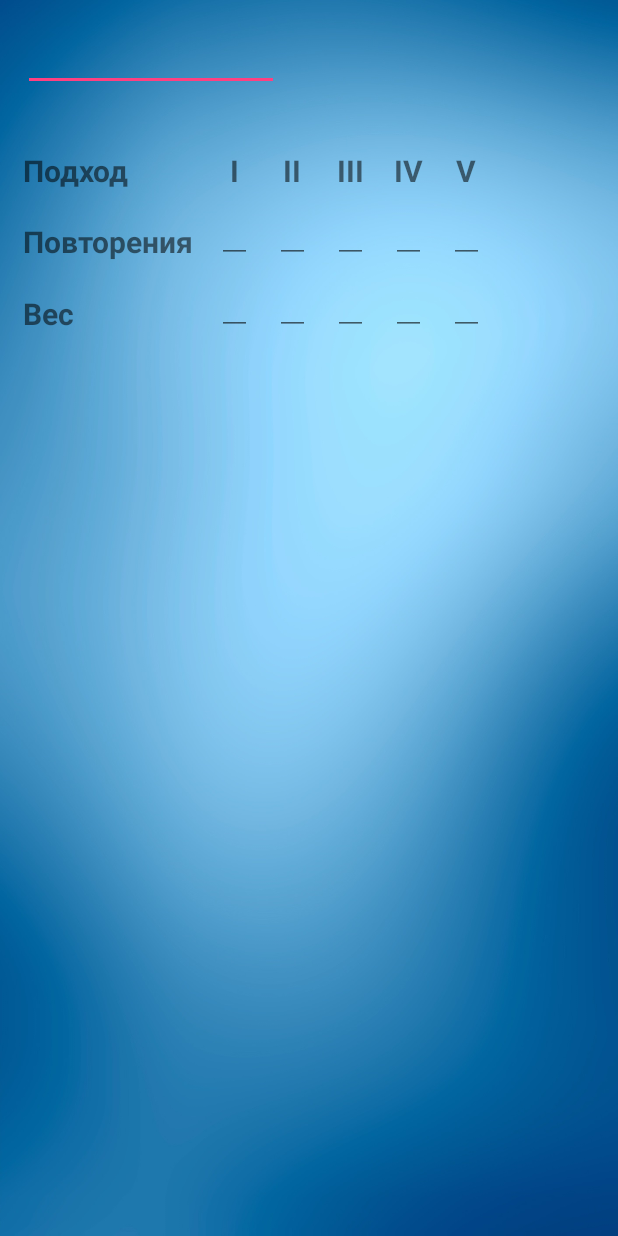
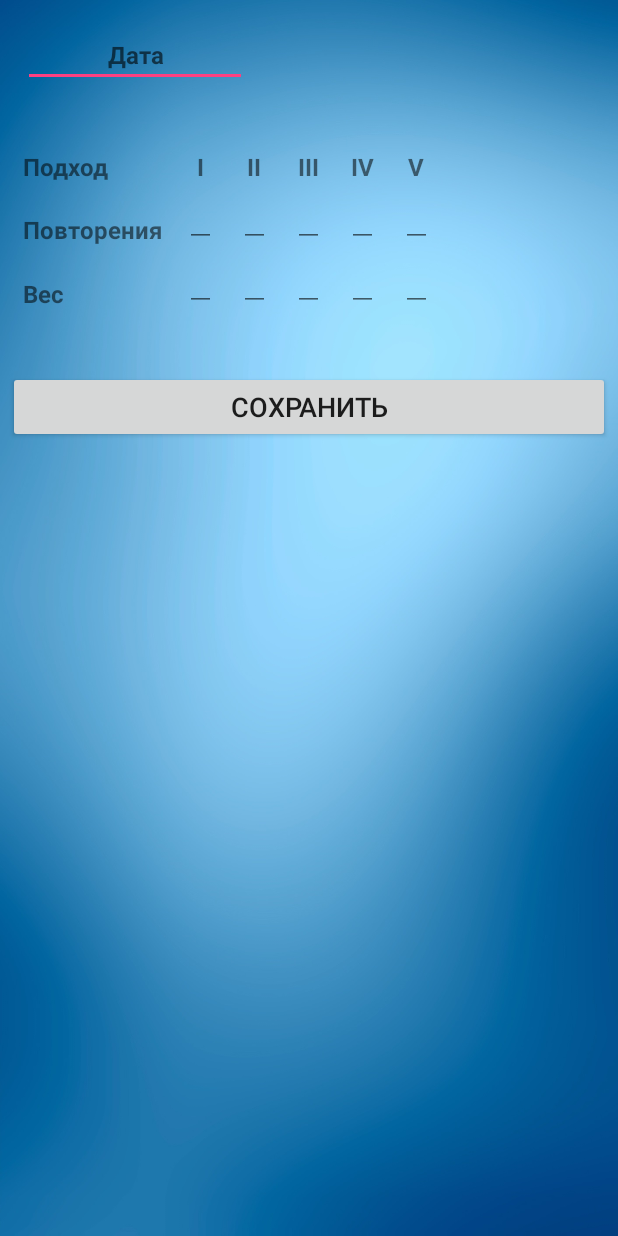
Before and after one commit to ManituPC/MyApplication, an Android app: the layout listitem_exercise.xml on its own in the app's theme, with its tools: preview values and no code run, on a phone screen of 412 x 824 dp. Run offline under Robolectric (Android 15) with nearby library versions, the phone set to English and light mode, and no system bars.

Commit message:
try add ExerciseList

```diff
--- a/app/build.gradle
+++ b/app/build.gradle
@@ -27,4 +27,5 @@ dependencies {
     })
     compile 'com.android.support:appcompat-v7:25.2.0'
     testCompile 'junit:junit:4.12'
+    compile 'com.android.support:design:25.3.1'
 }
--- a/app/src/main/res/layout/listitem_exercise.xml
+++ b/app/src/main/res/layout/listitem_exercise.xml
@@ -1,45 +1,44 @@
 <?xml version="1.0" encoding="utf-8"?>
 <RelativeLayout xmlns:android="http://schemas.android.com/apk/res/android"
-    android:layout_width="match_parent"
-    android:layout_height="match_parent">
+        android:layout_width="match_parent"
+        android:layout_height="match_parent"
+        android:background="@drawable/backgrounds_menu"
+        android:padding="5dp">
 
-    <RelativeLayout
-        android:layout_width="match_parent"
-        android:layout_height="wrap_content"
-        android:padding="5dp"
-        android:background="@drawable/backgrounds_menu"
-        >
-
-        <EditText
+    <EditText
             android:id="@+id/etDate"
             android:layout_width="wrap_content"
             android:layout_height="wrap_content"
+            android:layout_marginLeft="10dp"
             android:layout_marginTop="10dp"
-            android:layout_marginLeft="10dp"
             android:ems="8"
             android:inputType="date"
-            android:textStyle="bold" />
+            android:textStyle="bold"
+            android:hint="Дата"
+            android:gravity="center"
+            android:textSize="16dp" />
 
         <TextView
             android:id="@+id/tvExName"
             android:layout_width="wrap_content"
             android:layout_height="wrap_content"
             android:layout_below="@+id/etDate"
+            android:layout_marginLeft="10dp"
+            android:layout_marginTop="10dp"
             android:ems="10"
-            android:layout_marginTop="10dp"
-            android:layout_marginLeft="10dp"
             android:text=""
-            android:textStyle="bold" />
+            android:textStyle="bold"
+            android:textSize="16dp" />
 
         <TableLayout
             android:id="@+id/tlARW"
-            android:layout_below="@+id/tvExName"
             android:layout_width="wrap_content"
-            android:layout_height="wrap_content">
+            android:layout_height="wrap_content"
+            android:layout_below="@+id/tvExName">
 
             <TableRow
                 android:layout_width="match_parent"
-                android:layout_height="match_parent" >
+                android:layout_height="match_parent">
 
                 <TextView
                     android:id="@+id/tvApproach"
@@ -48,7 +47,7 @@
                     android:layout_marginLeft="10dp"
                     android:layout_marginTop="10dp"
                     android:text="Подход"
-                    android:textSize="20dp"
+                    android:textSize="16dp"
                     android:textStyle="bold" />
 
                 <TextView
@@ -59,7 +58,7 @@
                     android:layout_marginTop="10dp"
                     android:text="I"
                     android:textAlignment="center"
-                    android:textSize="20dp"
+                    android:textSize="16dp"
                     android:textStyle="bold" />
 
                 <TextView
@@ -70,7 +69,7 @@
                     android:layout_marginTop="10dp"
                     android:text="II"
                     android:textAlignment="center"
-                    android:textSize="20dp"
+                    android:textSize="16dp"
                     android:textStyle="bold" />
 
                 <TextView
@@ -81,7 +80,7 @@
                     android:layout_marginTop="10dp"
                     android:text="III"
                     android:textAlignment="center"
-                    android:textSize="20dp"
+                    android:textSize="16dp"
                     android:textStyle="bold" />
 
                 <TextView
@@ -92,7 +91,7 @@
                     android:layout_marginTop="10dp"
                     android:text="IV"
                     android:textAlignment="center"
-                    android:textSize="20dp"
+                    android:textSize="16dp"
                     android:textStyle="bold" />
 
                 <TextView
@@ -103,13 +102,13 @@
                     android:layout_marginTop="10dp"
                     android:text="V"
                     android:textAlignment="center"
-                    android:textSize="20dp"
+                    android:textSize="16dp"
                     android:textStyle="bold" />
             </TableRow>
 
             <TableRow
                 android:layout_width="match_parent"
-                android:layout_height="match_parent" >
+                android:layout_height="match_parent">
 
                 <TextView
                     android:id="@+id/tvReiretion"
@@ -118,7 +117,7 @@
                     android:layout_marginLeft="10dp"
                     android:layout_marginTop="10dp"
                     android:text="Повторения"
-                    android:textSize="20dp"
+                    android:textSize="16dp"
                     android:textStyle="bold" />
 
                 <EditText
@@ -126,50 +125,50 @@
                     android:layout_width="wrap_content"
                     android:layout_height="wrap_content"
                     android:layout_marginLeft="15dp"
-                    android:textSize="20dp"
                     android:ems="1"
-                    android:inputType="number" />
+                    android:inputType="number"
+                    android:textSize="16dp" />
 
                 <EditText
                     android:id="@+id/etRII"
                     android:layout_width="wrap_content"
                     android:layout_height="wrap_content"
                     android:layout_marginLeft="15dp"
-                    android:textSize="20dp"
                     android:ems="1"
-                    android:inputType="number" />
+                    android:inputType="number"
+                    android:textSize="16dp" />
 
                 <EditText
                     android:id="@+id/etRIII"
                     android:layout_width="wrap_content"
                     android:layout_height="wrap_content"
                     android:layout_marginLeft="15dp"
-                    android:textSize="20dp"
                     android:ems="1"
-                    android:inputType="number" />
+                    android:inputType="number"
+                    android:textSize="16dp" />
 
                 <EditText
                     android:id="@+id/etRIV"
                     android:layout_width="wrap_content"
                     android:layout_height="wrap_content"
                     android:layout_marginLeft="15dp"
-                    android:textSize="20dp"
                     android:ems="1"
-                    android:inputType="number" />
+                    android:inputType="number"
+                    android:textSize="16dp" />
 
                 <EditText
                     android:id="@+id/etRV"
                     android:layout_width="wrap_content"
                     android:layout_height="wrap_content"
                     android:layout_marginLeft="15dp"
-                    android:textSize="20dp"
                     android:ems="1"
-                    android:inputType="number" />
+                    android:inputType="number"
+                    android:textSize="16dp" />
             </TableRow>
 
             <TableRow
                 android:layout_width="match_parent"
-                android:layout_height="match_parent" >
+                android:layout_height="match_parent">
 
                 <TextView
                     android:id="@+id/tvWeight"
@@ -178,7 +177,7 @@
                     android:layout_marginLeft="10dp"
                     android:layout_marginTop="10dp"
                     android:text="Вес"
-                    android:textSize="20dp"
+                    android:textSize="16dp"
                     android:textStyle="bold" />
 
                 <EditText
@@ -186,49 +185,57 @@
                     android:layout_width="wrap_content"
                     android:layout_height="wrap_content"
                     android:layout_marginLeft="15dp"
-                    android:textSize="20dp"
                     android:ems="1"
-                    android:inputType="number" />
+                    android:inputType="number"
+                    android:textSize="16dp" />
 
                 <EditText
                     android:id="@+id/etWeightII"
                     android:layout_width="wrap_content"
                     android:layout_height="wrap_content"
                     android:layout_marginLeft="15dp"
-                    android:textSize="20dp"
                     android:ems="1"
-                    android:inputType="number" />
+                    android:inputType="number"
+                    android:textSize="16dp" />
 
                 <EditText
                     android:id="@+id/etWeightIII"
                     android:layout_width="wrap_content"
                     android:layout_height="wrap_content"
                     android:layout_marginLeft="15dp"
-                    android:textSize="20dp"
                     android:ems="1"
-                    android:inputType="number" />
+                    android:inputType="number"
+                    android:textSize="16dp" />
 
                 <EditText
                     android:id="@+id/etWeightIV"
                     android:layout_width="wrap_content"
                     android:layout_height="wrap_content"
                     android:layout_marginLeft="15dp"
-                    android:textSize="20dp"
                     android:ems="1"
-                    android:inputType="number" />
+                    android:inputType="number"
+                    android:textSize="16dp" />
 
                 <EditText
                     android:id="@+id/etWeightV"
                     android:layout_width="wrap_content"
                     android:layout_height="wrap_content"
                     android:layout_marginLeft="15dp"
-                    android:textSize="20dp"
                     android:ems="1"
-                    android:inputType="number" />
+                    android:inputType="number"
+                    android:textSize="16dp" />
             </TableRow>
 
         </TableLayout>
 
-    </RelativeLayout>
+    <Button
+        android:id="@+id/button"
+        android:layout_width="match_parent"
+        android:layout_height="wrap_content"
+        android:layout_below="@+id/tlARW"
+        android:layout_marginTop="40dp"
+        android:text="Сохранить"
+        android:textSize="18dp"
+        android:onClick="clickSaveExercise"/>
 
 </RelativeLayout>
```
Also changed, not shown: app/src/main/java/com/example/fitness_application/ActivityDiary.java (+66 -7 lines), app/src/main/java/com/example/fitness_application/ExerciseField.java (added, +23 -0 lines), app/src/main/java/com/example/fitness_application/Intent_Constans.java (added, +9 -0 lines), app/src/main/java/com/example/fitness_application/adapter/AdapterExercise.java (renamed from app/src/main/java/com/example/fitness_application/model/AdapterExercise.java, +29 -14 lines), app/src/main/java/com/example/fitness_application/objects/Exercise.java (renamed from app/src/main/java/com/example/fitness_application/model/Exercise.java, +17 -42 lines), app/src/main/res/layout/activity_diary.xml (+15 -11 lines).
